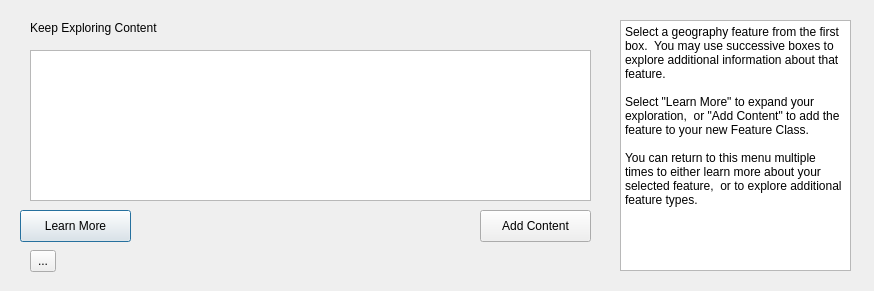
This is kwg_geoenrichment/kwg_plugin_enrichment_dialog_base.ui in KnowWhereGraph/geoenrichment-qgis as Qt 5 draws it before an edit. The edited form follows.
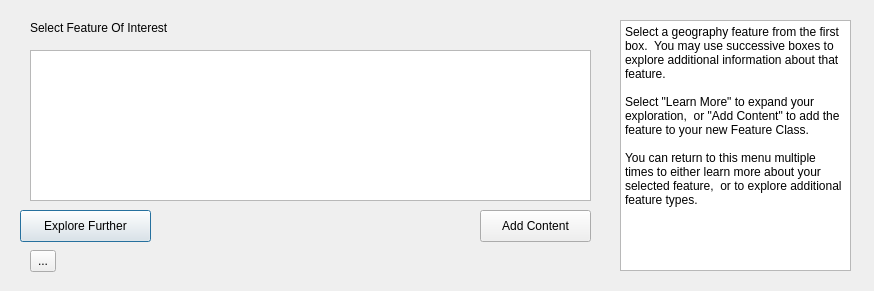
This is the edited form.

Commit message:
Fix labeling of the tools
Reference: #13

The edit to the form file:
```diff
--- a/kwg_geoenrichment/kwg_plugin_enrichment_dialog_base.ui
+++ b/kwg_geoenrichment/kwg_plugin_enrichment_dialog_base.ui
@@ -23,7 +23,7 @@
     </rect>
    </property>
    <property name="text">
-    <string>Keep Exploring Content</string>
+    <string>Select Feature Of Interest</string>
    </property>
   </widget>
   <widget class="QPushButton" name="pushButton_learnMore">
@@ -31,12 +31,12 @@
     <rect>
      <x>20</x>
      <y>210</y>
-     <width>111</width>
+     <width>131</width>
      <height>32</height>
     </rect>
    </property>
    <property name="text">
-    <string>Learn More</string>
+    <string>Explore Further</string>
    </property>
   </widget>
   <widget class="QPushButton" name="pushButton_save">
```
The commit also changes 1 other file.
